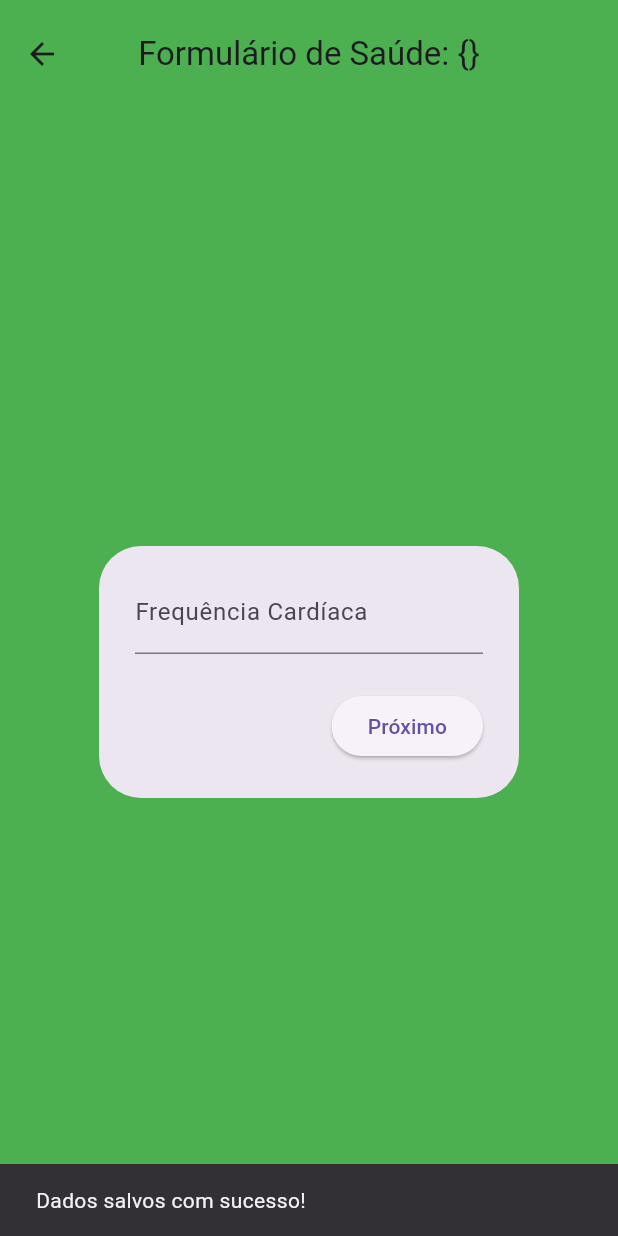
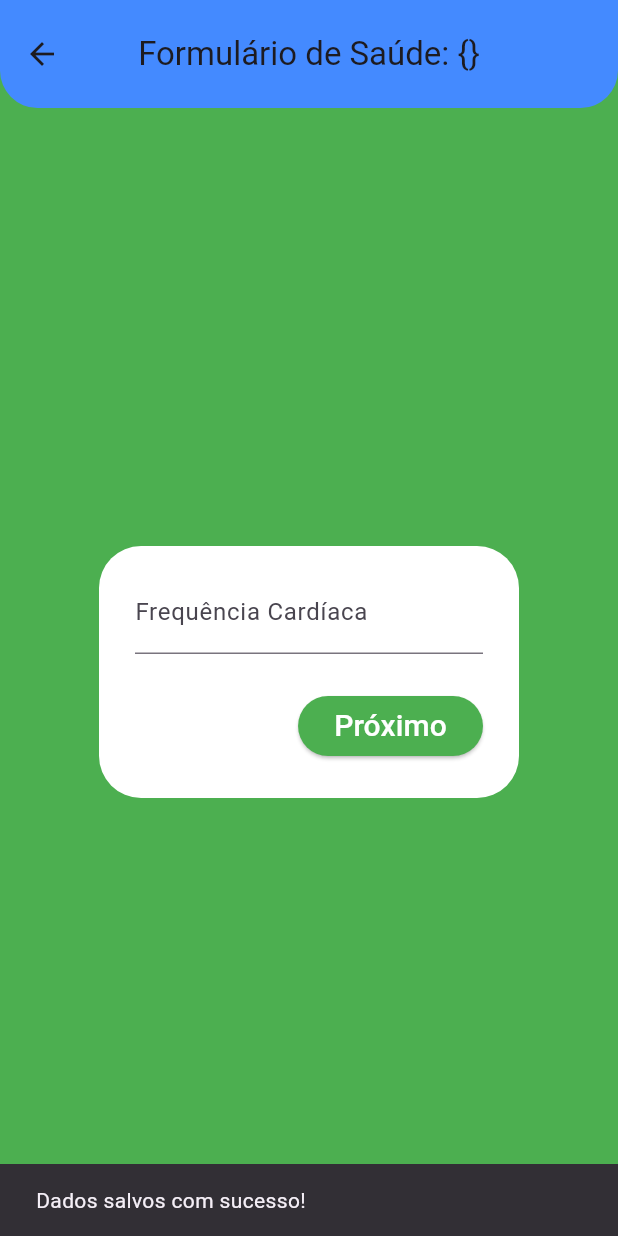
Before and after one commit to gihr0cha/app_fisio_tcc_fisioconecta, a Flutter app: the FieldsExercicio screen opened directly with empty values, after a tap on "Adicionar exercicio", after a tap on "Salvar e continuar", on a phone screen of 412 x 824 dp. Run offline on Flutter 3.47's test engine with Material 3 defaults, Android fonts, the phone set to English and light mode, and no system bars; our stand-ins replace firebase_auth, firebase_core, firebase_database, go_router, pdf, printing; accounts and stored records are empty.

Commit message:
refactor: Update background color and styling in fieldsFinal.dart

```diff
--- a/lib/widgets/fieldsExercicios.dart
+++ b/lib/widgets/fieldsExercicios.dart
@@ -71,8 +71,10 @@ class _FieldsExercicioState extends State<FieldsExercicio> {
   @override
   Widget build(BuildContext context) {
     var scaffold = Scaffold(
+
+      backgroundColor: Colors.green,
       appBar: AppBar(
-         backgroundColor: Colors.green,
+         backgroundColor: Colors.blueAccent,
         centerTitle: true,
         elevation: 0,
         toolbarHeight: 72,
@@ -84,8 +86,17 @@ class _FieldsExercicioState extends State<FieldsExercicio> {
         title: const Text('Exercícios'),
 
       ),
-      backgroundColor: Colors.green,
-      body: ListView(
+
+      body: Container(
+
+        decoration: const BoxDecoration(
+          color: Colors.green,
+          borderRadius: BorderRadius.only(
+            topLeft: Radius.circular(25),
+            topRight: Radius.circular(25),
+          ),
+        ),
+        child: ListView(
           padding: const EdgeInsets.all(8.0),
           children: [
             StreamBuilder(
@@ -156,6 +167,9 @@ class _FieldsExercicioState extends State<FieldsExercicio> {
                 ),
               ),
             ElevatedButton(
+              style: ElevatedButton.styleFrom(
+                backgroundColor: Colors.blueAccent,
+              ),
               onPressed: () {
                 // Adiciona mais controladores de texto à lista ao pressionar o botão Adicionar exercício
 
@@ -173,10 +187,14 @@ class _FieldsExercicioState extends State<FieldsExercicio> {
                   const SnackBar(content: Text('Dados salvos com sucesso!')),
                 );
               },
-            child: const Text('Adicionar exercicio'),
+              child: const Text('Adicionar exercicio', style: TextStyle(color: Colors.white)),
             ),
             // Navega para a página FieldsFinal ao pressionar o botão Continuar e passa os dados do paciente e a chave da sessão
+
             ElevatedButton(
+              style: ElevatedButton.styleFrom(
+                backgroundColor: Colors.blueAccent,
+              ),
               onPressed: () {
                 validateAndSave();
                 ScaffoldMessenger.of(context).showSnackBar(
@@ -192,9 +210,10 @@ class _FieldsExercicioState extends State<FieldsExercicio> {
                   ),
                 );
               },
-            child: const Text('Salvar e continuar'),
+              child: const Text('Salvar e continuar', style: TextStyle(color: Colors.white)),
             ),
           ],
+        ),
       ),
     );
     return scaffold;
--- a/lib/widgets/fieldsFinal.dart
+++ b/lib/widgets/fieldsFinal.dart
@@ -92,8 +92,9 @@ class _FieldsFinalState extends State<FieldsFinal> {
   @override
   Widget build(BuildContext context) {
     return Scaffold(
+      backgroundColor: Colors.green,
       appBar: AppBar(
-        backgroundColor: Colors.green,
+        backgroundColor: Colors.blueAccent,
         centerTitle: true,
         elevation: 0,
         toolbarHeight: 72,
@@ -105,7 +106,7 @@ class _FieldsFinalState extends State<FieldsFinal> {
         title: Text(
             'Formulário de Saúde: ${widget.paciente}'), // Título da barra de aplicativos
       ),
-      backgroundColor: Colors.green,
+
       body: Form(
         key: _formKey,
         child: PageView.builder(
@@ -117,6 +118,7 @@ class _FieldsFinalState extends State<FieldsFinal> {
             return Padding(
               padding: const EdgeInsets.all(8.0),
               child: AlertDialog(
+                backgroundColor: Colors.white,
                  // Título do AlertDialog
                 content: TextFormField(
                   decoration:
@@ -166,14 +168,22 @@ class _FieldsFinalState extends State<FieldsFinal> {
                       _fieldsfinal.length -
                           1) // Adiciona um botão 'Próximo' se não for a última página
                     ElevatedButton(
+                      style: ElevatedButton.styleFrom(
+                        backgroundColor: Colors.green,
+                      ),
                       onPressed: () => _controller.nextPage(
                         duration: const Duration(milliseconds: 300),
                         curve: Curves.easeIn,
                       ),
-                      child: const Text('Próximo'),
+                      child: const Text('Próximo',
+                          style: TextStyle(fontSize: 20, color: Colors.white)),
                     ),
                   if (index == _fieldsfinal.length - 1)
                     ElevatedButton(
+
+                      style: ElevatedButton.styleFrom(
+                        backgroundColor: Colors.green,
+                      ),
                       onPressed: () {
                         validateAndSubmit(); // Adiciona um botão 'Enviar' se for a última página
 
@@ -187,7 +197,7 @@ class _FieldsFinalState extends State<FieldsFinal> {
                                 builder: (context) =>
                                     const HomePage())); // Volta para HomePage após enviar os dados
                       },
-                      child: const Text('Enviar'),
+                      child: const Text('Enviar', style: TextStyle(fontSize: 20, color: Colors.white)),
                     ),
                 ],
               ),
```
Also changed, not shown: lib/widgets/fieldsInicial.dart (+26 -9 lines). Lines whose indentation alone changed are shown as unchanged.
